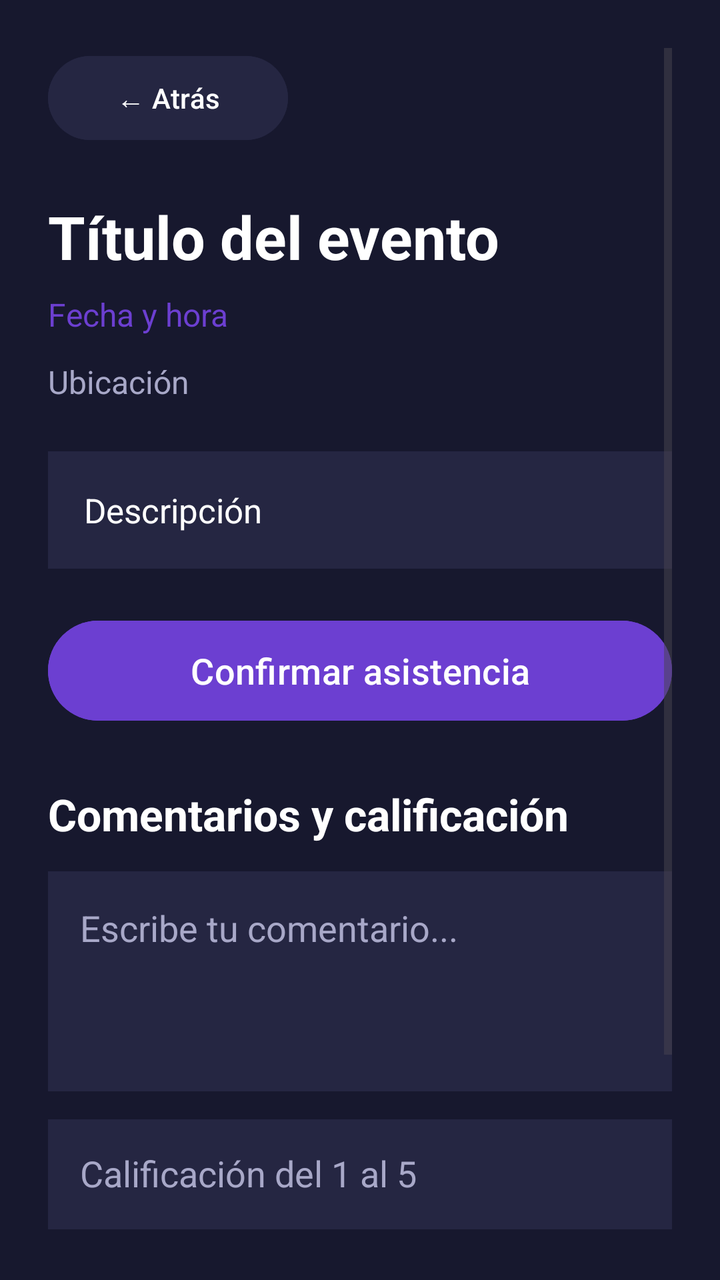
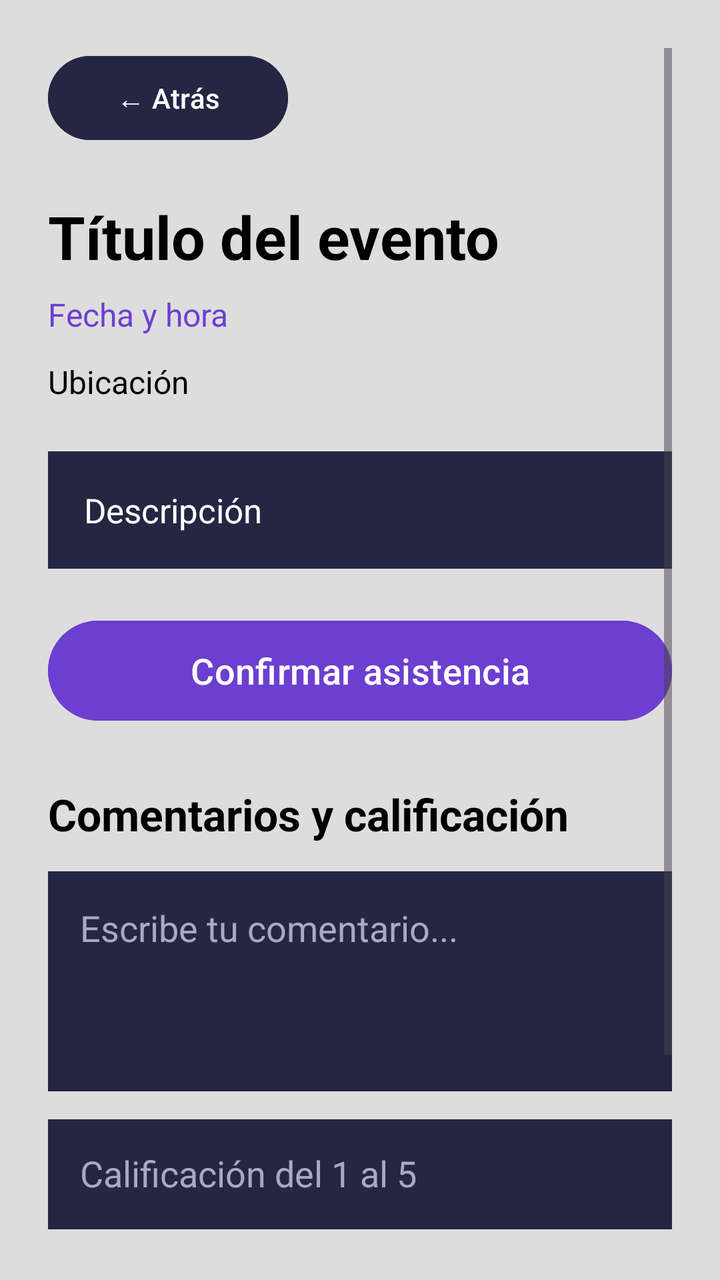

Before-and-after screenshots of an Android layout around one commit, followed by the original layout XML and the change that was made.
<!-- AndroidManifest.xml: application theme Theme.EventosComunitarios -->
<!-- res/layout/activity_event_detail.xml -->
<?xml version="1.0" encoding="utf-8"?>
<ScrollView
    xmlns:android="http://schemas.android.com/apk/res/android"
    android:layout_width="match_parent"
    android:layout_height="match_parent"
    android:background="#17182E"
    android:padding="24dp">

    <LinearLayout
        android:id="@+id/containerDetail"
        android:layout_width="match_parent"
        android:layout_height="wrap_content"
        android:orientation="vertical">

        <Button
            android:id="@+id/btnBackToEvents"
            android:layout_width="120dp"
            android:layout_height="50dp"
            android:text="← Atrás"
            android:textAllCaps="false"
            android:textColor="#FFFFFF"
            android:backgroundTint="#252642"
            android:layout_marginBottom="24dp"/>

        <TextView
            android:id="@+id/tvDetailTitle"
            android:layout_width="match_parent"
            android:layout_height="wrap_content"
            android:text="Título del evento"
            android:textColor="#FFFFFF"
            android:textSize="30sp"
            android:textStyle="bold"
            android:layout_marginBottom="8dp"/>

        <TextView
            android:id="@+id/tvDetailDateTime"
            android:layout_width="match_parent"
            android:layout_height="wrap_content"
            android:text="Fecha y hora"
            android:textColor="#6C3FD1"
            android:textSize="16sp"
            android:layout_marginBottom="12dp"/>

        <TextView
            android:id="@+id/tvDetailLocation"
            android:layout_width="match_parent"
            android:layout_height="wrap_content"
            android:text="Ubicación"
            android:textColor="#A8A8C8"
            android:textSize="16sp"
            android:layout_marginBottom="24dp"/>

        <TextView
            android:id="@+id/tvDetailDescription"
            android:layout_width="match_parent"
            android:layout_height="wrap_content"
            android:text="Descripción"
            android:textColor="#FFFFFF"
            android:textSize="17sp"
            android:background="#252642"
            android:padding="18dp"
            android:layout_marginBottom="22dp"/>

        <Button
            android:id="@+id/btnConfirmAttendance"
            android:layout_width="match_parent"
            android:layout_height="58dp"
            android:text="Confirmar asistencia"
            android:textAllCaps="false"
            android:textSize="18sp"
            android:textColor="#FFFFFF"
            android:backgroundTint="#6C3FD1"
            android:layout_marginBottom="28dp"/>

        <TextView
            android:layout_width="match_parent"
            android:layout_height="wrap_content"
            android:text="Comentarios y calificación"
            android:textColor="#FFFFFF"
            android:textSize="22sp"
            android:textStyle="bold"
            android:layout_marginBottom="14dp"/>

        <EditText
            android:id="@+id/etReviewComment"
            android:layout_width="match_parent"
            android:layout_height="110dp"
            android:hint="Escribe tu comentario..."
            android:gravity="top"
            android:textColor="#FFFFFF"
            android:textColorHint="#A8A8C8"
            android:background="#252642"
            android:padding="16dp"
            android:layout_marginBottom="14dp"/>

        <EditText
            android:id="@+id/etReviewRating"
            android:layout_width="match_parent"
            android:layout_height="55dp"
            android:hint="Calificación del 1 al 5"
            android:inputType="number"
            android:textColor="#FFFFFF"
            android:textColorHint="#A8A8C8"
            android:background="#252642"
            android:padding="16dp"
            android:layout_marginBottom="14dp"/>

        <Button
            android:id="@+id/btnSaveReview"
            android:layout_width="match_parent"
            android:layout_height="55dp"
            android:text="Guardar comentario"
            android:textAllCaps="false"
            android:textColor="#FFFFFF"
            android:textSize="16sp"
            android:backgroundTint="#6C3FD1"
            android:layout_marginBottom="28dp"/>

        <TextView
            android:layout_width="match_parent"
            android:layout_height="wrap_content"
            android:text="Comentarios del evento"
            android:textColor="#FFFFFF"
            android:textSize="20sp"
            android:textStyle="bold"
            android:layout_marginBottom="14dp"/>

        <LinearLayout
            android:id="@+id/containerReviews"
            android:layout_width="match_parent"
            android:layout_height="wrap_content"
            android:orientation="vertical"/>

    </LinearLayout>

</ScrollView>
<!-- resources referenced by this layout -->
<resources>
  <style name="Theme.EventosComunitarios" parent="Base.Theme.EventosComunitarios" />
  <style name="Base.Theme.EventosComunitarios" parent="Theme.Material3.DayNight.NoActionBar">
          
          
      </style>
</resources>

<!-- the commit's change to res/layout/activity_event_detail.xml (unified diff, before → after) -->
@@ -3,7 +3,7 @@
     xmlns:android="http://schemas.android.com/apk/res/android"
     android:layout_width="match_parent"
     android:layout_height="match_parent"
-    android:background="#17182E"
+    android:background="#d9d9d9d9"
     android:padding="24dp">
 
     <LinearLayout
@@ -27,7 +27,7 @@
             android:layout_width="match_parent"
             android:layout_height="wrap_content"
             android:text="Título del evento"
-            android:textColor="#FFFFFF"
+            android:textColor="#000000"
             android:textSize="30sp"
             android:textStyle="bold"
             android:layout_marginBottom="8dp"/>
@@ -46,7 +46,7 @@
             android:layout_width="match_parent"
             android:layout_height="wrap_content"
             android:text="Ubicación"
-            android:textColor="#A8A8C8"
+            android:textColor="#000000"
             android:textSize="16sp"
             android:layout_marginBottom="24dp"/>
 
@@ -76,7 +76,7 @@
             android:layout_width="match_parent"
             android:layout_height="wrap_content"
             android:text="Comentarios y calificación"
-            android:textColor="#FFFFFF"
+            android:textColor="#000000"
             android:textSize="22sp"
             android:textStyle="bold"
             android:layout_marginBottom="14dp"/>
